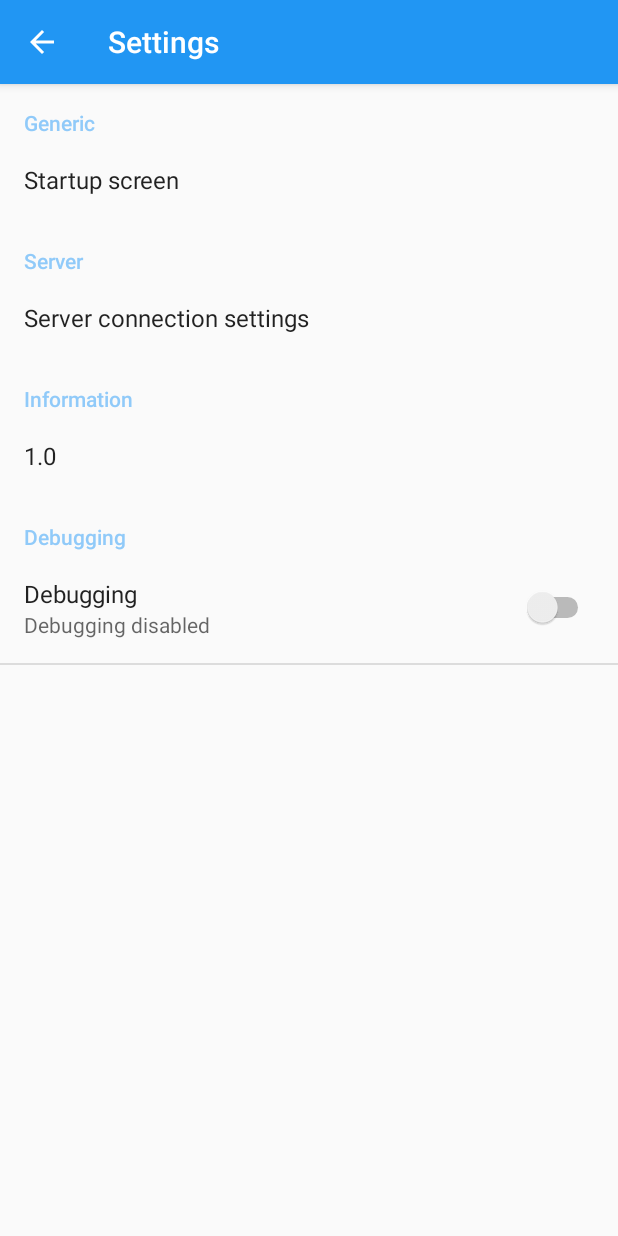
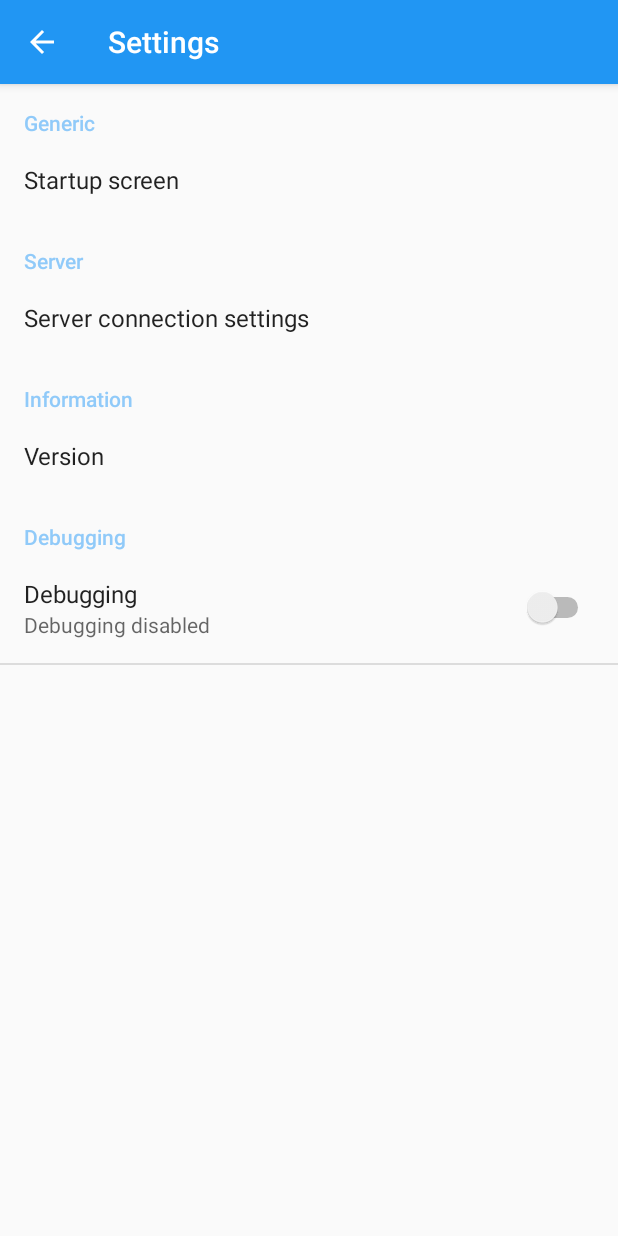
Before and after one commit to Inversion-NL/Domoticz-Android, an Android app: the screen it shows after launch (SettingsActivity), in the options menu, after a tap on "Settings", on a phone screen of 412 x 824 dp. Run offline under Robolectric (Android 15) with nearby library versions, the phone set to English and light mode, and no system bars; our stand-ins replace Volley.

Commit message:
Addon: toString() in scenes and switches fragment for debugging Addon: Version info in preferences

```diff
--- a/app/src/main/java/nl/inversion/domoticz/Fragments/Preference.java
+++ b/app/src/main/java/nl/inversion/domoticz/Fragments/Preference.java
@@ -1,6 +1,9 @@
 package nl.inversion.domoticz.Fragments;
 
+import android.content.pm.PackageInfo;
+import android.content.pm.PackageManager;
 import android.os.Bundle;
+import android.preference.EditTextPreference;
 import android.preference.ListPreference;
 import android.preference.MultiSelectListPreference;
 import android.preference.PreferenceFragment;
@@ -27,7 +30,23 @@ public class Preference extends PreferenceFragment {
 
         setStartUpScreenDefaultValue();
         setLocalServerSsid();
+        setVersionInfo();
 
+    }
+
+    private void setVersionInfo() {
+
+        PackageInfo pInfo = null;
+        try {
+            pInfo = getActivity().getPackageManager().getPackageInfo(getActivity().getPackageName(), 0);
+        } catch (PackageManager.NameNotFoundException e) {
+            e.printStackTrace();
+        }
+        String appVersion = "";
+        if (pInfo != null) appVersion = pInfo.versionName;
+
+        EditTextPreference version = (EditTextPreference) findPreference("version");
+        version.setSummary(appVersion);
     }
 
     private void setLocalServerSsid() {
--- a/app/src/main/res/values/strings_settingsActivity.xml
+++ b/app/src/main/res/values/strings_settingsActivity.xml
@@ -56,7 +56,7 @@
     </string-array>
 
     <!--        Information category       -->
-    <string name="info_version">1.0</string>
+    <string name="info_version">Version</string>
 
     <!--        Debug category       -->
     <string name="debug_switch_title">Debugging</string>
--- a/app/src/main/res/xml/preferences.xml
+++ b/app/src/main/res/xml/preferences.xml
@@ -141,10 +141,11 @@
         android:title="@string/category_info">
         <EditTextPreference
             android:key="version"
+            android:persistent="false"
+            android:selectable="false"
+            android:shouldDisableView="false"
             android:title="@string/info_version"
-            android:text="Version 1.0.2"
-            android:inputType="none"
-            android:focusable="false">
+            android:summary="Version 1.0.2">
         </EditTextPreference>
 
     </PreferenceCategory>
```
Also changed, not shown: app/src/main/java/nl/inversion/domoticz/Containers/ExtendedStatusInfo.java (+16 -1 lines), app/src/main/java/nl/inversion/domoticz/Containers/SceneInfo.java (+16 -0 lines), app/src/main/java/nl/inversion/domoticz/Containers/SwitchInfo.java (+11 -0 lines).
